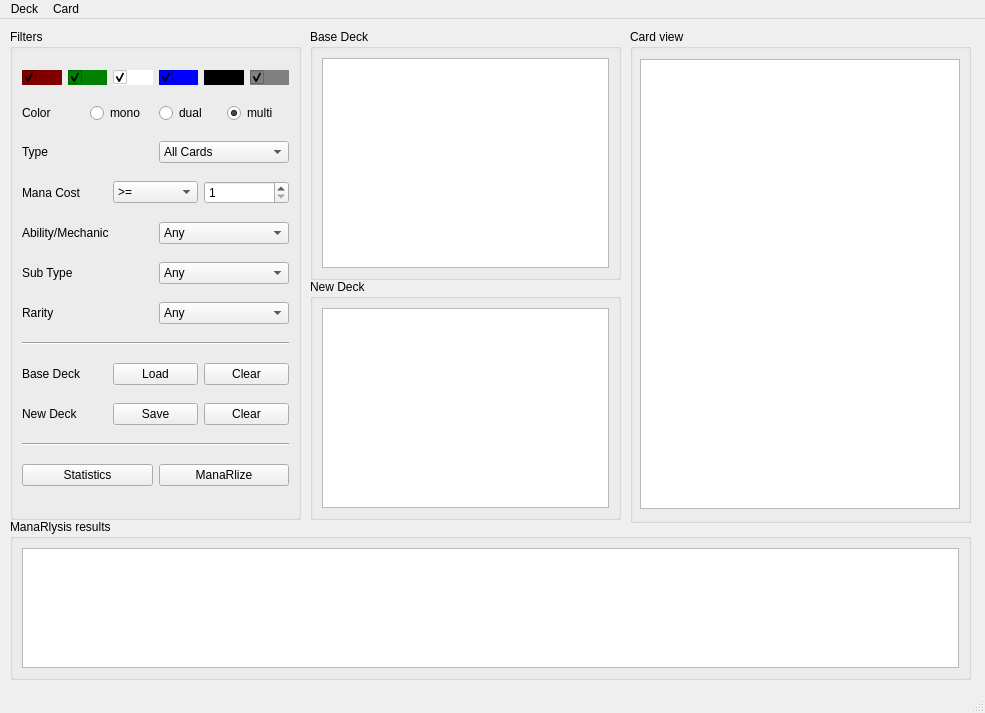
First picture: the form in mainwindow.ui, repository xaratustrah/manar, before the edit.
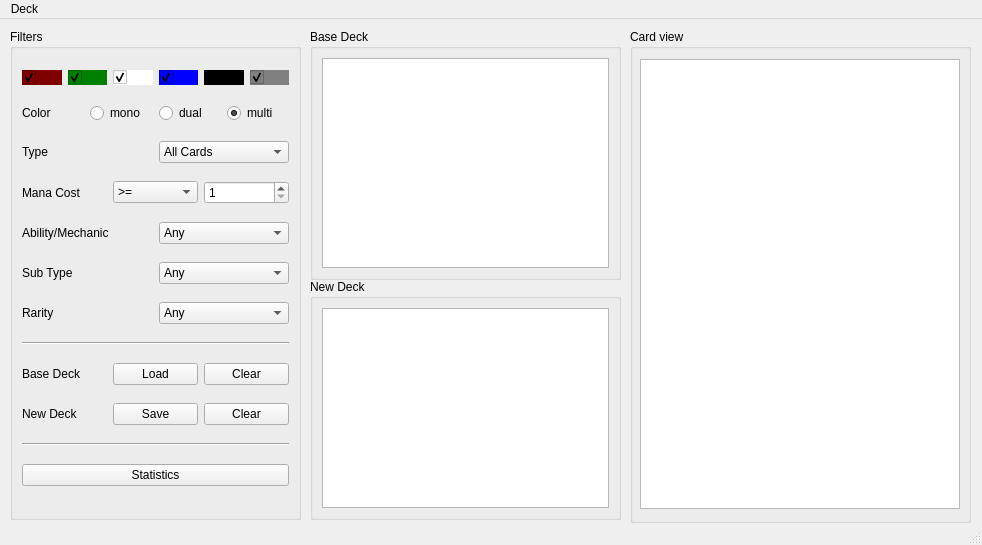
Second picture: the form after the edit.

Patch:
```diff
--- a/mainwindow.ui
+++ b/mainwindow.ui
@@ -6,8 +6,8 @@
    <rect>
     <x>0</x>
     <y>0</y>
-    <width>985</width>
-    <height>713</height>
+    <width>982</width>
+    <height>545</height>
    </rect>
   </property>
   <property name="windowTitle">
@@ -49,28 +49,6 @@
      </property>
     </widget>
    </widget>
-   <widget class="QGroupBox" name="groupBox_3">
-    <property name="geometry">
-     <rect>
-      <x>10</x>
-      <y>500</y>
-      <width>961</width>
-      <height>161</height>
-     </rect>
-    </property>
-    <property name="title">
-     <string>ManaRlysis results</string>
-    </property>
-    <layout class="QGridLayout" name="gridLayout">
-     <item row="0" column="0">
-      <widget class="QTextEdit" name="textEdit">
-       <property name="readOnly">
-        <bool>true</bool>
-       </property>
-      </widget>
-     </item>
-    </layout>
-   </widget>
    <widget class="QGroupBox" name="groupBox_base">
     <property name="geometry">
      <rect>
@@ -597,13 +575,6 @@
          </property>
         </widget>
        </item>
-       <item>
-        <widget class="QPushButton" name="pushButton_manarlize">
-         <property name="text">
-          <string>ManaRlize</string>
-         </property>
-        </widget>
-       </item>
       </layout>
      </item>
     </layout>
@@ -715,7 +686,7 @@
     <rect>
      <x>0</x>
      <y>0</y>
-     <width>985</width>
+     <width>982</width>
      <height>22</height>
     </rect>
    </property>
@@ -734,16 +705,7 @@
     <addaction name="actionManaRlize"/>
     <addaction name="actionGet_Statistics"/>
    </widget>
-   <widget class="QMenu" name="menuCard">
-    <property name="title">
-     <string>Card</string>
-    </property>
-    <addaction name="actionPrint_URL"/>
-    <addaction name="actionPrint_JSON"/>
-    <addaction name="separator"/>
-   </widget>
    <addaction name="menuDeck"/>
-   <addaction name="menuCard"/>
   </widget>
   <action name="actionLoad_Base_Deck">
    <property name="text">
```
Left out of the diff: 2 changed lines with no effect on the pictures.
